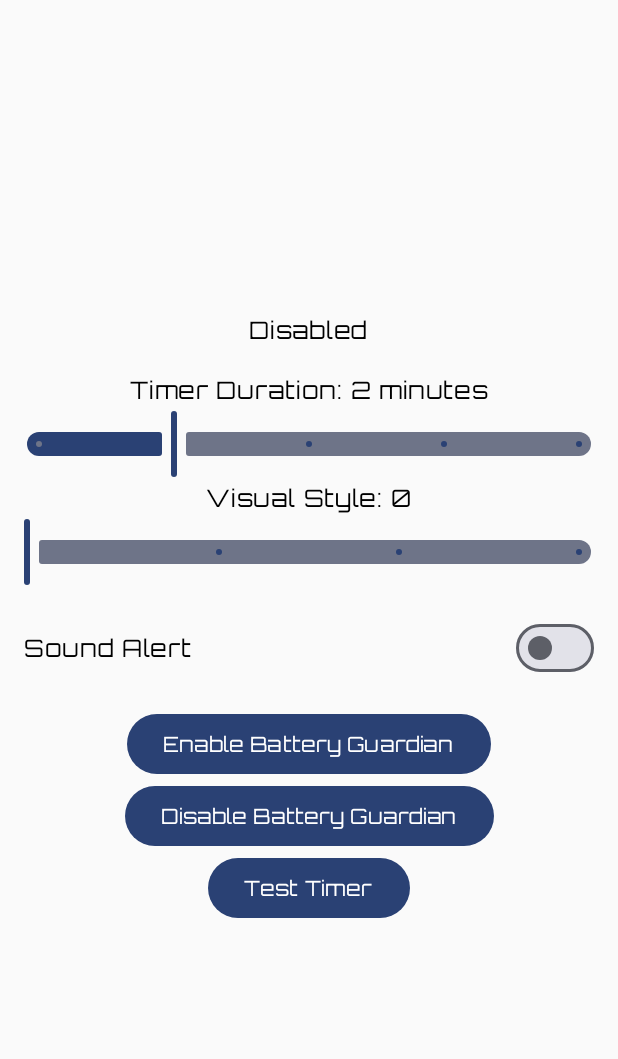
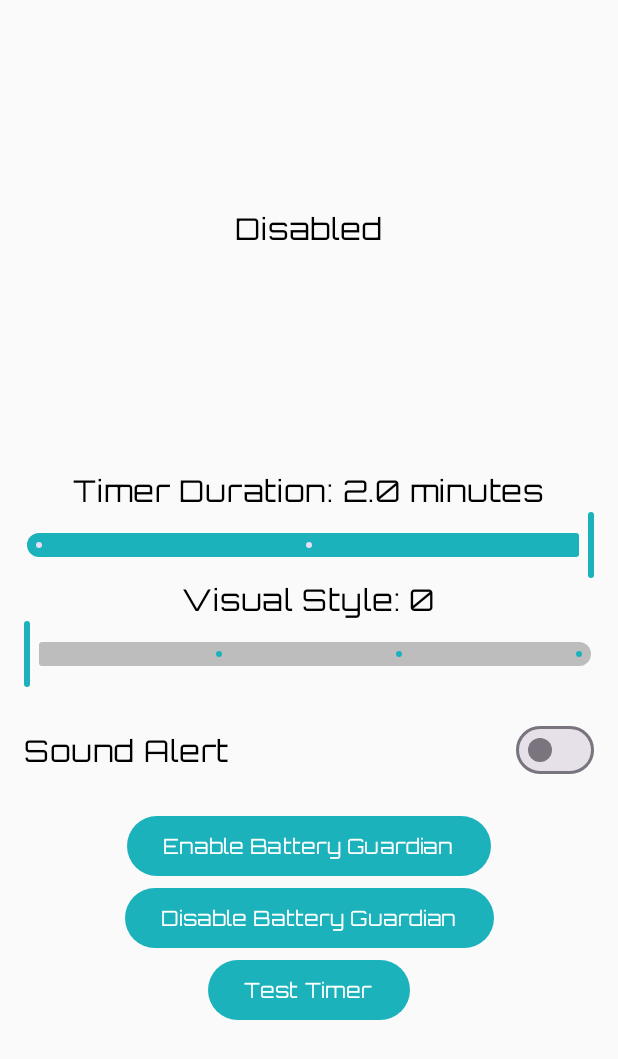
Before and after one commit to clyders42/Battery_Gaurdian, an Android app built with Jetpack Compose: the screen it shows after launch (MainActivity), on a phone screen of 412 x 824 dp. Shown: the top 1059 px of the screen. Run offline under Robolectric (Android 15) with nearby library versions, the phone set to English and light mode, and no system bars.

Commit message:
improved ui

```diff
--- a/app/src/main/java/com/example/myapplication/MainActivity.kt
+++ b/app/src/main/java/com/example/myapplication/MainActivity.kt
@@ -19,6 +19,7 @@ import androidx.compose.foundation.layout.padding
 import androidx.compose.material3.Button
 import androidx.compose.material3.MaterialTheme
 import androidx.compose.material3.Slider
+import androidx.compose.material3.SliderDefaults
 import androidx.compose.material3.Switch
 import androidx.compose.material3.Text
 import androidx.compose.runtime.Composable
@@ -29,8 +30,11 @@ import androidx.compose.runtime.remember
 import androidx.compose.runtime.setValue
 import androidx.compose.ui.Alignment
 import androidx.compose.ui.Modifier
+import androidx.compose.ui.tooling.preview.Preview
 import androidx.compose.ui.unit.dp
 import com.example.myapplication.ui.theme.MyApplicationTheme
+import com.example.myapplication.ui.theme.SliderActiveTrackColor
+import com.example.myapplication.ui.theme.SliderInactiveTrackColor
 
 class MainActivity : ComponentActivity() {
 
@@ -44,7 +48,7 @@ class MainActivity : ComponentActivity() {
     override fun onCreate(savedInstanceState: Bundle?) {
         super.onCreate(savedInstanceState)
         setContent {
-            MyApplicationTheme {
+            MyApplicationTheme(dynamicColor = false) {
                 val prefs = getSharedPreferences(PREFS_NAME, Context.MODE_PRIVATE)
                 var timerDuration by remember { mutableFloatStateOf(prefs.getFloat(KEY_TIMER_DURATION, 2f)) }
                 var soundAlert by remember { mutableStateOf(prefs.getBoolean(KEY_SOUND_ALERT, false)) }
@@ -172,14 +176,18 @@ fun SettingsScreen(
         horizontalAlignment = Alignment.CenterHorizontally
     ) {
         Text(text = if (serviceEnabled) "Enabled" else "Disabled",
-            modifier = Modifier.padding(bottom = 16.dp))
+            modifier = Modifier.padding(bottom = 150.dp))
 
-        Text(text = "Timer Duration: ${timerDuration.toInt()} minutes")
+        Text(text = "Timer Duration: ${String.format("%.1f", timerDuration)} minutes")
         Slider(
             value = timerDuration,
             onValueChange = onTimerDurationChange,
-            valueRange = 1f..5f,
-            steps = 3,
+            valueRange = 1f..2f,
+            steps = 1,
+            colors = SliderDefaults.colors(
+                activeTrackColor = SliderActiveTrackColor,
+                inactiveTrackColor = SliderInactiveTrackColor
+            ),
             modifier = Modifier.fillMaxWidth().padding(horizontal = 16.dp)
         )
 
@@ -189,6 +197,10 @@ fun SettingsScreen(
             onValueChange = onVisualStyleChange,
             valueRange = 0f..2f, // Assuming 3 styles (0, 1, 2)
             steps = 2,
+            colors = SliderDefaults.colors(
+                activeTrackColor = SliderActiveTrackColor,
+                inactiveTrackColor = SliderInactiveTrackColor
+            ),
             modifier = Modifier.fillMaxWidth().padding(horizontal = 16.dp)
         )
 
@@ -215,3 +227,22 @@ fun SettingsScreen(
         }
     }
 }
+
+@Preview(showBackground = true)
+@Composable
+fun SettingsScreenPreview() {
+    MyApplicationTheme {
+        SettingsScreen(
+            timerDuration = 2f,
+            onTimerDurationChange = {},
+            soundAlert = true,
+            onSoundAlertChange = {},
+            visualStyle = 0f,
+            onVisualStyleChange = {},
+            serviceEnabled = true,
+            onStartService = {},
+            onStopService = {},
+            onTestTimer = {}
+        )
+    }
+}
--- a/app/src/main/java/com/example/myapplication/ui/theme/Color.kt
+++ b/app/src/main/java/com/example/myapplication/ui/theme/Color.kt
@@ -2,10 +2,13 @@ package com.example.myapplication.ui.theme
 
 import androidx.compose.ui.graphics.Color
 
-val Purple80 = Color(0xFFD0BCFF)
-val PurpleGrey80 = Color(0xFFCCC2DC)
-val Pink80 = Color(0xFFEFB8C8)
+val Purple80 = Color(0xFF1bb2bb)
+val PurpleGrey80 = Color(0xFF1180A0)
+val Pink80 = Color(0xFF7D5260)
 
-val Purple40 = Color(0xFF2336C6)
+val Purple40 = Color(0xFF1bb2bb)
 val PurpleGrey40 = Color(0xFF1180A0)
 val Pink40 = Color(0xFF7D5260)
+
+val SliderActiveTrackColor = Color(0xFF1bb2bb) // A shade of teal
+val SliderInactiveTrackColor = Color(0xFFBDBDBD) // A light grey
--- a/app/src/main/java/com/example/myapplication/ui/theme/Type.kt
+++ b/app/src/main/java/com/example/myapplication/ui/theme/Type.kt
@@ -17,7 +17,7 @@ val Typography = Typography(
     bodyLarge = TextStyle(
         fontFamily = Orbitron,
         fontWeight = FontWeight.Normal,
-        fontSize = 16.sp,
+        fontSize = 20.sp,
         lineHeight = 24.sp,
         letterSpacing = 0.5.sp
     ),
@@ -27,21 +27,26 @@ val Typography = Typography(
         fontSize = 14.sp,
         lineHeight = 20.sp,
         letterSpacing = 0.1.sp
-    )
-    /* Other default text styles to override
+    ),
     titleLarge = TextStyle(
-        fontFamily = FontFamily.Default,
+        fontFamily = Orbitron,
         fontWeight = FontWeight.Normal,
         fontSize = 22.sp,
         lineHeight = 28.sp,
         letterSpacing = 0.sp
     ),
+    displayLarge = TextStyle(
+        fontFamily = Orbitron,
+        fontWeight = FontWeight.Normal,
+        fontSize = 80.sp,
+        lineHeight = 64.sp,
+        letterSpacing = 0.sp
+    ),
     labelSmall = TextStyle(
-        fontFamily = FontFamily.Default,
+        fontFamily = Orbitron,
         fontWeight = FontWeight.Medium,
         fontSize = 11.sp,
         lineHeight = 16.sp,
         letterSpacing = 0.5.sp
     )
-    */
 )
```
Also changed, not shown: app/src/main/java/com/example/myapplication/FloatingOverlayService.kt (+12 -9 lines).
